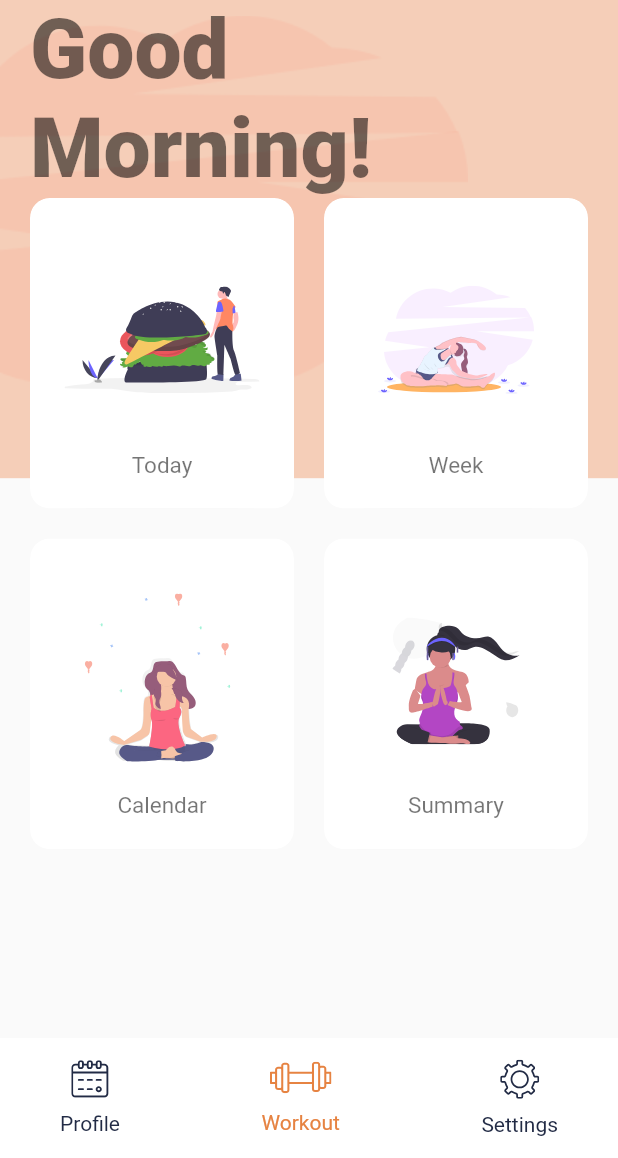
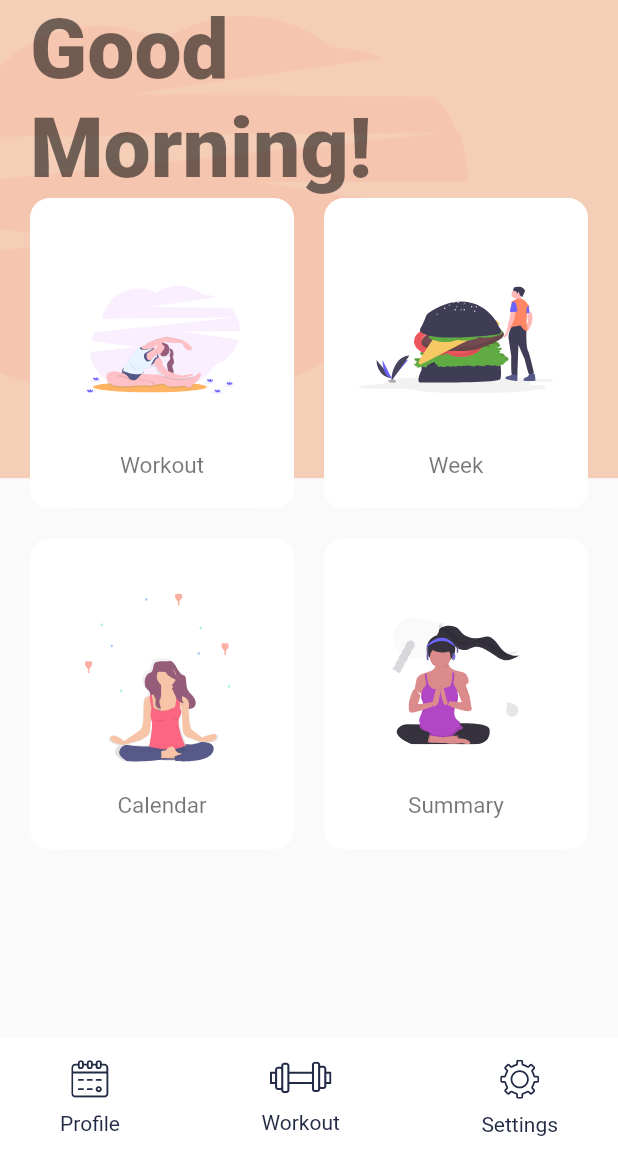
Before and after one commit to ZuzannaKittel/io_project_app, a Flutter app: the _MenuPage screen opened directly, on a phone screen of 412 x 824 dp, the part 78-1236 px from its top. Run offline on Flutter 3.47's test engine with Material 2 defaults, Android fonts, the phone set to English and light mode, and no system bars; our stand-ins replace firebase_auth, firebase_core, flutter_svg; accounts and stored records are empty.

Commit message:
Lekkie zmiany

```diff
--- a/lib/WorkoutPage.dart
+++ b/lib/WorkoutPage.dart
@@ -1,9 +1,10 @@
 import 'package:flutter/material.dart';
 import 'package:flutter_svg/svg.dart';
+import 'package:io_project/Workout_Pages/main_workout.dart';
 import 'package:io_project/widget/bottom_nav_bar.dart';
 import 'package:io_project/widget/category_card.dart';
 import 'package:io_project/constants.dart';
-
+import 'package:io_project/Workout_Pages/main_workout.dart';
 //void main() => runApp(MyApp());
 
 class MenuPage extends StatelessWidget {
@@ -35,7 +36,7 @@ class _MenuPage extends StatelessWidget {
           Container(
             // Here the height of the container is 45% of our total height
             height: size.height * .45,
-            decoration: BoxDecoration(
+            decoration: const BoxDecoration(
               color: Color(0xFFF5CEB8),
               image: DecorationImage(
                 alignment: Alignment.centerLeft,
@@ -55,7 +56,7 @@ class _MenuPage extends StatelessWidget {
                       alignment: Alignment.center,
                       height: 52,
                       width: 52,
-                      decoration: BoxDecoration(
+                      decoration: const BoxDecoration(
                         color: Color(0xFFF2BEA1),
                         shape: BoxShape.circle,
                       ),
@@ -78,13 +79,18 @@ class _MenuPage extends StatelessWidget {
                       mainAxisSpacing: 20,
                       children: <Widget>[
                         CategoryCard(
-                          title: "Today",
-                          svgSrc: "assets/icons/Hamburger.svg",
-                          press: () {},
+                          title: "Workout",
+                          svgSrc: "assets/icons/Excrecises.svg",
+                          press: () {
+                            Navigator.of(context).push(
+                              MaterialPageRoute(
+                                  builder: (context) => Home_workout()),
+                            );
+                          },
                         ),
                         CategoryCard(
                           title: "Week",
-                          svgSrc: "assets/icons/Excrecises.svg",
+                          svgSrc: "assets/icons/Hamburger.svg",
                           press: () {},
                         ),
                         CategoryCard(
--- a/lib/widget/bottom_nav_bar.dart
+++ b/lib/widget/bottom_nav_bar.dart
@@ -12,7 +12,7 @@ class BottomNavBar extends StatelessWidget {
   @override
   Widget build(BuildContext context) {
     return Container(
-      padding: EdgeInsets.symmetric(horizontal: 40, vertical: 10),
+      padding: const EdgeInsets.symmetric(horizontal: 40, vertical: 10),
       height: 80,
       color: Colors.white,
       child: Row(
@@ -30,7 +30,7 @@ class BottomNavBar extends StatelessWidget {
           BottomNavItem(
             title: "Workout",
             svgScr: "assets/icons/gym.svg",
-            isActive: true,
+            isActive: false,
             press: () {
               Navigator.of(context).push(
                 MaterialPageRoute(builder: (context) => MenuPage()),
```
Also changed, not shown: assets/icons/biceps.svg (added).
